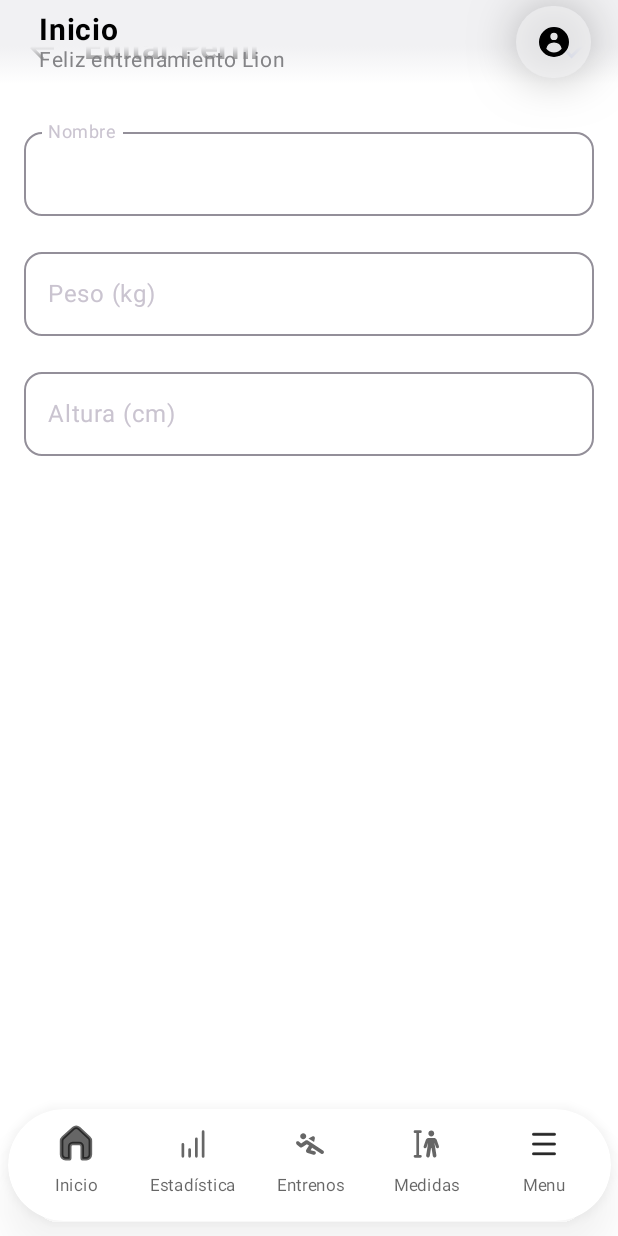
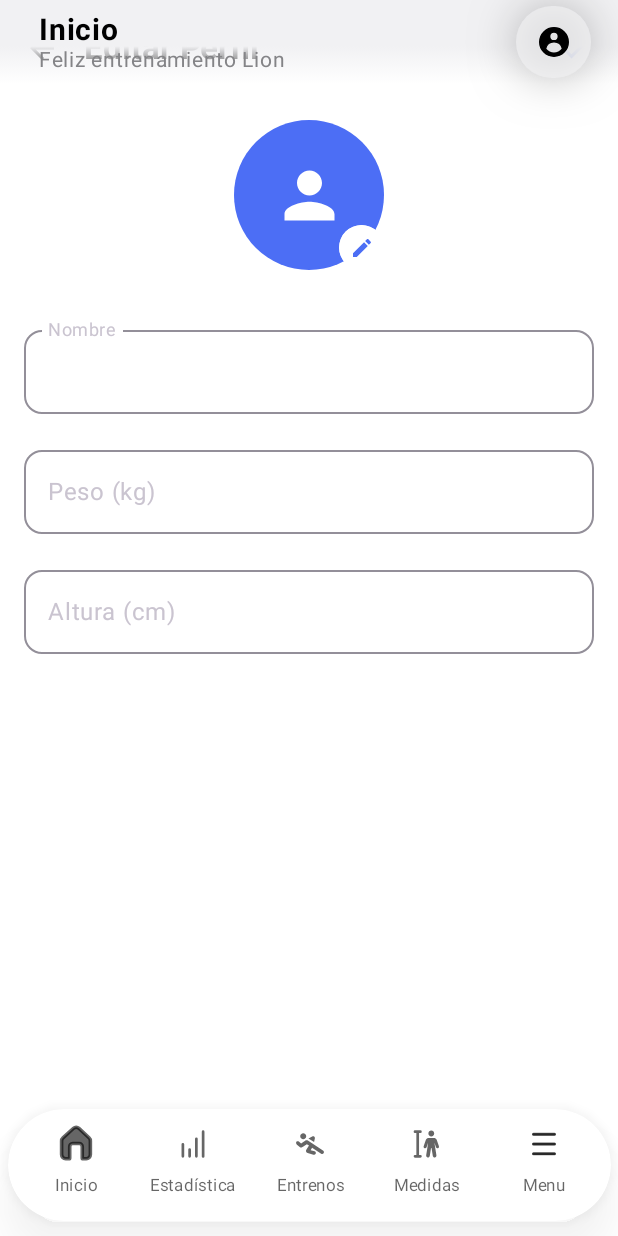
Before and after one commit to Totito1313/LionFitness, an Android app built with Jetpack Compose: the EditProfileScreen screen opened through its navigation route, on a phone screen of 412 x 824 dp. Run offline under Robolectric (Android 15) with nearby library versions, the phone set to English and light mode, and no system bars; our stand-ins replace Dagger/Hilt's generated code, Firebase (no records; nobody signed in at launch, a user with empty details on screens opened directly); libraries missing offline, so code that uses them is left out: com.skydoves.landscapist.

Commit message:
feat: Implementa actualización de foto de perfil y escucha en tiempo real
Se introduce la funcionalidad para que los usuarios actualicen su foto de perfil desde la pantalla `EditProfileScreen`. La nueva imagen se guarda en Firestore y se refleja en la interfaz.

Además, se implementa `getUserFlow()` en `UserRepository` utilizando `callbackFlow` para escuchar cambios en los datos del usuario en tiempo real, asegurando que la información, como la foto de perfil, esté siempre actualizada en toda la aplicación, incluida la `TopBar` de la pantalla de inicio.

Cambios adicionales:
- Se añade la navegación desde el ícono de perfil en la `TopBar` hacia la pantalla `ProfileScreen`.
- Se mejora la persistencia del `displayName` al guardarlo en el repositorio de usuario.
- Se refina la interfaz de `EditProfileScreen` para incluir el selector de imagen y el ícono de edición.

```diff
--- a/app/src/main/java/com/schwarckstudio/lionfitness/ui/LionFitnessApp.kt
+++ b/app/src/main/java/com/schwarckstudio/lionfitness/ui/LionFitnessApp.kt
@@ -128,6 +128,9 @@ fun LionFitnessApp(
                         onViewRoutinesClick = { navController.navigate(Screen.MyRoutines.route) },
                         onRoutineClick = { routineId ->
                             navController.navigate(Screen.RoutineDetail.createRoute(routineId))
+                        },
+                        onNavigateToProfile = {
+                            navController.navigate(Screen.Profile.route)
                         }
                     )
                 }
--- a/app/src/main/java/com/schwarckstudio/lionfitness/ui/screens/home/HomeScreen.kt
+++ b/app/src/main/java/com/schwarckstudio/lionfitness/ui/screens/home/HomeScreen.kt
@@ -35,16 +35,19 @@ fun HomeScreen(
     onViewRoutinesClick: () -> Unit = {},
     onRoutineClick: (String) -> Unit = {},
     onCreateRoutineClick: () -> Unit = {},
-    onCopyRoutine: (String) -> Unit = {}
+    onCopyRoutine: (String) -> Unit = {},
+    onNavigateToProfile: () -> Unit = {}
 ) {
     val uiState by viewModel.uiState.collectAsState()
 
     val topBarState = com.schwarckstudio.lionfitness.ui.components.LocalTopBarState.current
-    LaunchedEffect(uiState.userName) {
+    LaunchedEffect(uiState.userName, uiState.userProfileUrl) {
         topBarState.update(
             variant = TopBarVariant.Home,
             userName = uiState.userName ?: "Alan",
-            showUserSubtitle = true
+            showUserSubtitle = true,
+            profilePicture = uiState.userProfileUrl,
+            onActionClick = onNavigateToProfile
         )
     }
 
--- a/app/src/main/java/com/schwarckstudio/lionfitness/ui/screens/home/HomeViewModel.kt
+++ b/app/src/main/java/com/schwarckstudio/lionfitness/ui/screens/home/HomeViewModel.kt
@@ -29,7 +29,7 @@ class HomeViewModel @Inject constructor(
 
     private val workoutsFlow = workoutRepository.getWorkoutsFlow()
     private val routinesFlow = routineRepository.getRoutinesFlow()
-    private val userFlow = flow { emit(userRepository.getCurrentUser()) }
+    private val userFlow = userRepository.getUserFlow()
 
     val uiState: StateFlow<HomeUiState> = combine(
         workoutsFlow,
--- a/app/src/main/java/com/schwarckstudio/lionfitness/ui/screens/profile/EditProfileScreen.kt
+++ b/app/src/main/java/com/schwarckstudio/lionfitness/ui/screens/profile/EditProfileScreen.kt
@@ -1,5 +1,8 @@
 package com.schwarckstudio.lionfitness.ui.screens.profile
 
+import androidx.compose.foundation.background
+import androidx.compose.foundation.border
+import androidx.compose.foundation.clickable
 import androidx.compose.foundation.layout.Arrangement
 import androidx.compose.foundation.layout.Column
 import androidx.compose.foundation.layout.Spacer
@@ -10,7 +13,12 @@ import androidx.compose.foundation.layout.padding
 import androidx.compose.foundation.text.KeyboardOptions
 import androidx.compose.material.icons.Icons
 import androidx.compose.material.icons.filled.ArrowBack
+import androidx.compose.foundation.layout.Box
+import androidx.compose.foundation.layout.size
 import androidx.compose.material.icons.filled.Check
+import androidx.compose.material.icons.filled.Edit
+import androidx.compose.material.icons.filled.Person
+import androidx.compose.ui.draw.clip
 import androidx.compose.material3.ExperimentalMaterial3Api
 import androidx.compose.material3.Icon
 import androidx.compose.material3.IconButton
@@ -83,6 +91,80 @@ fun EditProfileScreen(
                 .padding(16.dp),
             verticalArrangement = Arrangement.spacedBy(16.dp)
         ) {
+            // Profile Picture Section
+            Box(
+                modifier = Modifier
+                    .fillMaxWidth()
+                    .padding(bottom = 16.dp),
+                contentAlignment = androidx.compose.ui.Alignment.Center
+            ) {
+                val launcher = androidx.activity.compose.rememberLauncherForActivityResult(
+                    contract = androidx.activity.result.contract.ActivityResultContracts.PickVisualMedia()
+                ) { uri ->
+                    if (uri != null) {
+                        viewModel.updateProfilePicture(uri)
+                    }
+                }
+
+                Box(
+                    modifier = Modifier
+                        .size(100.dp)
+                        .clickable {
+                            launcher.launch(
+                                androidx.activity.result.PickVisualMediaRequest(
+                                    androidx.activity.result.contract.ActivityResultContracts.PickVisualMedia.ImageOnly
+                                )
+                            )
+                        }
+                ) {
+                    if (uiState.user?.photoUrl.isNullOrEmpty()) {
+                        Box(
+                            modifier = Modifier
+                                .fillMaxSize()
+                                .clip(androidx.compose.foundation.shape.CircleShape)
+                                .background(DesignSystem.Colors.Primary),
+                            contentAlignment = androidx.compose.ui.Alignment.Center
+                        ) {
+                            Icon(
+                                imageVector = Icons.Default.Person,
+                                contentDescription = null,
+                                tint = androidx.compose.ui.graphics.Color.White,
+                                modifier = Modifier.size(50.dp)
+                            )
+                        }
+                    } else {
+                        com.skydoves.landscapist.coil3.CoilImage(
+                            imageModel = { uiState.user!!.photoUrl },
+                            modifier = Modifier
+                                .fillMaxSize()
+                                .clip(androidx.compose.foundation.shape.CircleShape),
+                            imageOptions = com.skydoves.landscapist.ImageOptions(
+                                contentScale = androidx.compose.ui.layout.ContentScale.Crop,
+                                alignment = androidx.compose.ui.Alignment.Center
+                            )
+                        )
+                    }
+
+                    // Edit Badge
+                    Box(
+                        modifier = Modifier
+                            .align(androidx.compose.ui.Alignment.BottomEnd)
+                            .size(30.dp)
+                            .clip(androidx.compose.foundation.shape.CircleShape)
+                            .background(androidx.compose.ui.graphics.Color.White)
+                            .border(2.dp, DesignSystem.Colors.Background, androidx.compose.foundation.shape.CircleShape),
+                        contentAlignment = androidx.compose.ui.Alignment.Center
+                    ) {
+                        Icon(
+                            imageVector = Icons.Default.Edit,
+                            contentDescription = "Edit",
+                            tint = DesignSystem.Colors.Primary,
+                            modifier = Modifier.size(16.dp)
+                        )
+                    }
+                }
+            }
+
             OutlinedTextField(
                 value = displayName,
                 onValueChange = { displayName = it },
--- a/core/src/main/java/com/schwarckstudio/lionfitness/core/data/repository/UserRepository.kt
+++ b/core/src/main/java/com/schwarckstudio/lionfitness/core/data/repository/UserRepository.kt
@@ -3,11 +3,15 @@ package com.schwarckstudio.lionfitness.core.data.repository
 import com.google.firebase.auth.FirebaseAuth
 import com.google.firebase.firestore.FirebaseFirestore
 import com.schwarckstudio.lionfitness.core.model.User
+import kotlinx.coroutines.channels.awaitClose
+import kotlinx.coroutines.flow.Flow
+import kotlinx.coroutines.flow.callbackFlow
 import kotlinx.coroutines.tasks.await
 import javax.inject.Inject
 
 interface UserRepository {
     suspend fun getCurrentUser(): User?
+    fun getUserFlow(): Flow<User?>
     suspend fun saveUser(user: User)
     fun signOut()
 }
@@ -23,6 +27,27 @@ class UserRepositoryImpl @Inject constructor(
         return snapshot.toObject(User::class.java)
     }
 
+    override fun getUserFlow(): Flow<User?> = callbackFlow {
+        val uid = auth.currentUser?.uid
+        if (uid == null) {
+            trySend(null)
+            close()
+            return@callbackFlow
+        }
+        val listener = firestore.collection("users").document(uid).addSnapshotListener { snapshot, error ->
+            if (error != null) {
+                close(error)
+                return@addSnapshotListener
+            }
+            if (snapshot != null && snapshot.exists()) {
+                trySend(snapshot.toObject(User::class.java))
+            } else {
+                trySend(null)
+            }
+        }
+        awaitClose { listener.remove() }
+    }
+
     override suspend fun saveUser(user: User) {
         val uid = auth.currentUser?.uid ?: return
         firestore.collection("users").document(uid).set(user).await()
```
Also changed, not shown: app/src/main/java/com/schwarckstudio/lionfitness/ui/screens/profile/ProfileViewModel.kt (+14 -1 lines), 30 other files.
